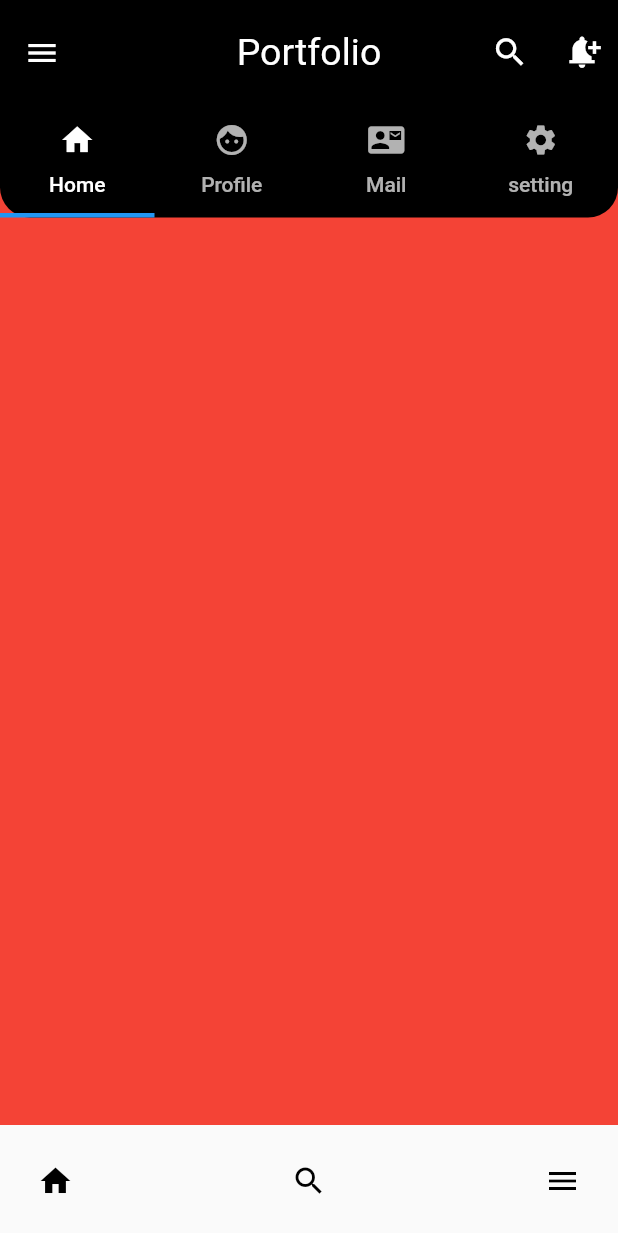
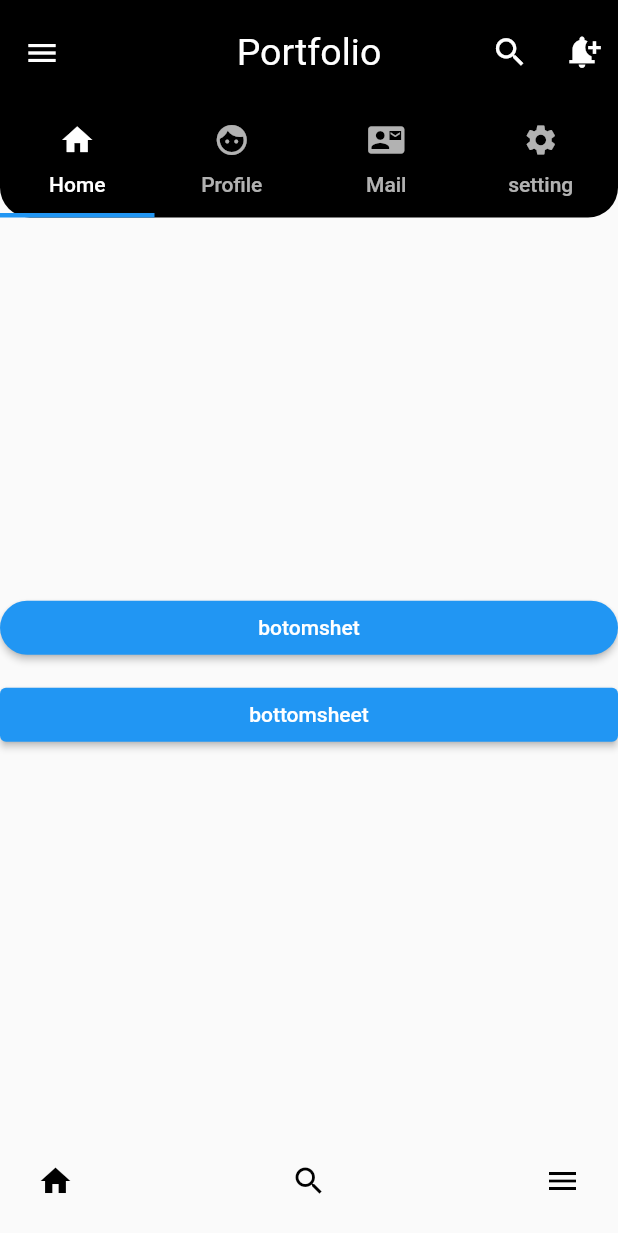
Before and after one commit to nabinyd/flutter-practice, a Flutter app: the screen it shows after launch, on a phone screen of 412 x 824 dp. Shown: the top 1233 px of the screen. Run offline on Flutter 3.47's test engine with Material 2 defaults, Android fonts, the phone set to English and light mode, and no system bars; drawn by our look-alikes of google_nav_bar; missing offline and left inert: dart:js.

Commit message:
modalbottomsheet addet in button

```diff
--- a/lib/main.dart
+++ b/lib/main.dart
@@ -1,3 +1,5 @@
+import 'dart:js';
+
 import 'package:flutter/material.dart';
 import 'package:google_nav_bar/google_nav_bar.dart';
 import 'package:practicewidget/home_page.dart';
@@ -85,7 +87,8 @@ class MyHomePage extends StatelessWidget {
             toolbarOpacity: 1,
             surfaceTintColor: Colors.green,
             shape: RoundedRectangleBorder(
-              borderRadius: BorderRadius.vertical(bottom: Radius.circular(20))),
+                borderRadius:
+                    BorderRadius.vertical(bottom: Radius.circular(20))),
           ),
           drawer: NavigationDrawer(children: [
             Padding(
@@ -183,10 +186,71 @@ class MyHomePage extends StatelessWidget {
             GButton(icon: Icons.menu)
           ]),
           extendBodyBehindAppBar: true,
-        body: TabBarView(children: [
-          Container(
-            color: Colors.red,
+          body: SafeArea(
+            child: Column(
+              textBaseline: TextBaseline.alphabetic,
+              mainAxisAlignment: MainAxisAlignment.center,
+              crossAxisAlignment: CrossAxisAlignment.stretch,
+              children: [
+                ElevatedButton(
+                    style: ElevatedButton.styleFrom(shape: StadiumBorder()),
+                    onPressed: () => showModalBottomSheet(
+                          enableDrag: true,
+                          isDismissible: false,
+                          context: context,
+                          builder: (context) => fullbottomsheet(),
+                        ),
+                    child: Text('botomshet')),
+                SizedBox(
+                  height: 10,
+                ),
+                ElevatedButton(
+                    onPressed: () => showModalBottomSheet(
+                          context: context,
+                          builder: (context) => buildset(),
+                        ),
+                    child: Text('bottomsheet')),
+              ],
+            ),
+          )));
+}
+
+fullbottomsheet() => ListView(
+      padding: EdgeInsets.symmetric(horizontal: 20, vertical: 20),
+      children: [
+        ClipRRect(
+          borderRadius: BorderRadius.circular(20),
+          child: Image.asset('images/crow.jpg'),
+        ),
+        SizedBox(
+          height: 20,
+        ),
+        ClipOval(
+          child: Image.asset(
+            'images/crow.jpg',
+            width: 100,
+            height: 100,
+            fit: BoxFit.contain,
+          ),
+        ),
+        Center(
+          child: ElevatedButton(onPressed: () {}, child: const Text('go back')),
         )
-        ]),
-      ));
-}
+      ],
+    );
+buildset() => DraggableScrollableSheet(
+      initialChildSize: 0.7,
+      minChildSize: 0.5,
+      maxChildSize: 1,
+      expand: true,
+      snap: true,
+      builder: (_, Controller) => Container(
+        child: ListView(
+          controller: Controller,
+          children: [
+            Text(
+                'loregdhabnajbc acjndj jdauuudfjsdknienabcudsknkckmdloregdhabnajbc acjndj jdauuudfjsdknienabcudsknkckmdloregdhabnajbc acjndj jdauuudfjsdknienabcudsknkckmdloregdhabnajbc acjndj jdauuudfjsdknienabcudsknkckmdloregdhabnajbc acjndj jdauuudfjsdknienabcudsknkckmdloregdhabnajbc acjndj jdauuudfjsdknienabcudsknkckmd')
+          ],
+        ),
+      ),
+    );
--- a/pubspec.yaml
+++ b/pubspec.yaml
@@ -20,8 +20,8 @@ dev_dependencies:
 
 flutter:
   uses-material-design: true
-  # assets:
-  #  - images/a_dot_burr.jpeg
+  assets:
+    - images/
   #  - images/a_dot_ham.jpeg
   # fonts:
   #   - family: Schyler
```
Also changed, not shown: images/crow.jpg (added). Lines whose indentation alone changed are shown as unchanged.
